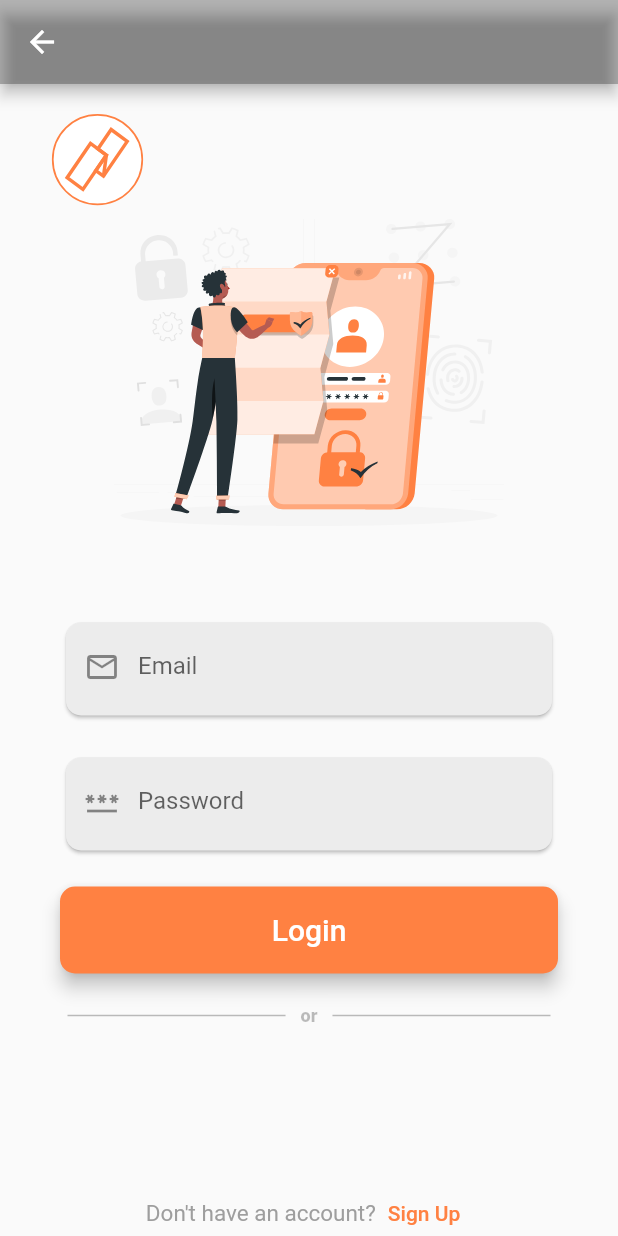
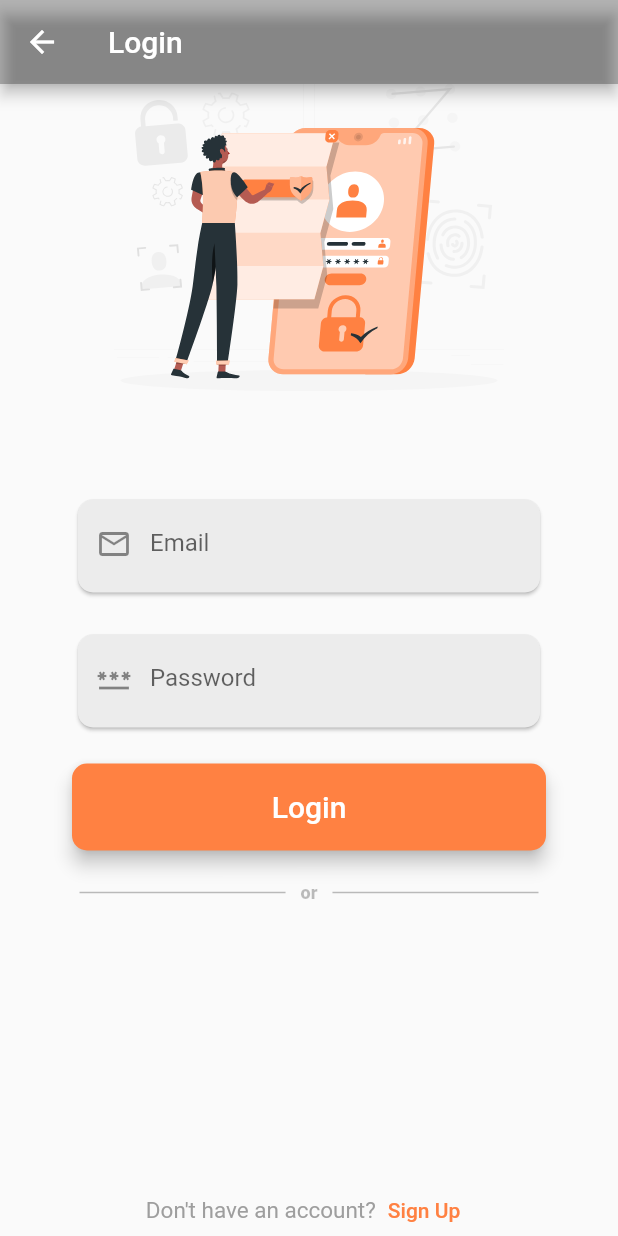
Before and after one commit to hashamnadeem21/Firebase-Auth-with-Getx-Using-MVC, a Flutter app: the MainLogin screen opened directly, on a phone screen of 412 x 824 dp. Run offline on Flutter 3.47's test engine with Material 2 defaults, Android fonts, the phone set to English and light mode, and no system bars; our stand-ins replace cloud_firestore, firebase_auth, firebase_core, flutter_svg, get; accounts and stored records are empty.

Commit message:
basic changes

```diff
--- a/lib/auth_screens/home_screen.dart
+++ b/lib/auth_screens/home_screen.dart
@@ -1,6 +1,4 @@
 import 'package:flutter/material.dart';
-import 'package:get/get.dart';
-import 'package:signuploginfirebase/auth_screens/signup_screen.dart';
 import 'package:signuploginfirebase/controllers/auth_controller.dart';
 import 'package:signuploginfirebase/widgets/buttons.dart';
 import 'package:firebase_auth/firebase_auth.dart';
--- a/lib/auth_screens/login_screen.dart
+++ b/lib/auth_screens/login_screen.dart
@@ -28,7 +28,7 @@ class LoginPage extends StatelessWidget {
 // AppBar with title "Login"
         child: Padding(
 // Padding for the entire column
-      padding: const EdgeInsets.all(40),
+      padding: const EdgeInsets.all(48),
       child: Column(
 // Align the children of the column to the center
         mainAxisAlignment: MainAxisAlignment.center,
--- a/lib/auth_screens/mainlogin_screen.dart
+++ b/lib/auth_screens/mainlogin_screen.dart
@@ -1,11 +1,7 @@
 import 'package:flutter/material.dart';
 import 'package:flutter_svg/svg.dart';
-import 'package:signuploginfirebase/auth_screens/home_screen.dart';
 import 'package:signuploginfirebase/auth_screens/login_screen.dart';
 import 'package:signuploginfirebase/utils/image_constants.dart';
-
-import '../utils/color_constants.dart';
-import '../widgets/logo.dart';
 
 class MainLogin extends StatelessWidget {
   const MainLogin({Key? key}) : super(key: key);
@@ -13,16 +9,13 @@ class MainLogin extends StatelessWidget {
   @override
   Widget build(BuildContext context) {
     return Scaffold(
-        appBar: AppBar(title:const Text("") , backgroundColor: Colors.black26),
-
-
+      appBar: AppBar(title: const Text("Login"), backgroundColor: Colors.black26),
       body: SingleChildScrollView(
         child: SafeArea(
           child: Column(
             mainAxisAlignment: MainAxisAlignment.start,
             crossAxisAlignment: CrossAxisAlignment.start,
             children: [
-               const Logo(),
               Center(child: SvgPicture.asset(ImageConstants.LoginPagePic)),
               LoginPage()
             ],
--- a/lib/auth_screens/signup_screen.dart
+++ b/lib/auth_screens/signup_screen.dart
@@ -27,7 +27,6 @@ class SignUp extends StatelessWidget {
         mainAxisAlignment: MainAxisAlignment.center,
         crossAxisAlignment: CrossAxisAlignment.center,
         children: [
-          SvgPicture.asset(ImageConstants.SplashScreenLogo),
           CustomTextField(
             controller: name,
             label: "Name",
--- a/lib/main.dart
+++ b/lib/main.dart
@@ -4,7 +4,6 @@ import 'package:get/get_navigation/src/root/get_material_app.dart';
 import 'package:get/get.dart';
 import 'package:signuploginfirebase/controllers/auth_controller.dart';
 import 'boarding/boarding_screen.dart';
-
 
 // This code is initializing the Firebase
 // app and ensuring that the WidgetsFlutterBinding is initialized.
@@ -29,7 +28,7 @@ class MyApp extends StatelessWidget {
       theme: ThemeData(
         primarySwatch: Colors.blue,
       ),
-      home:const Boarding_Screen(),
+      home: const Boarding_Screen(),
     );
   }
 }
--- a/lib/widgets/buttons.dart
+++ b/lib/widgets/buttons.dart
@@ -25,8 +25,8 @@ class Custom_Button extends StatelessWidget {
         ElevatedButton(
             style: ElevatedButton.styleFrom(
               backgroundColor: backgroundcolor,
-              minimumSize : Size(Get.width*200, 58),
-              maximumSize:  Size(Get.width*200, 58),
+              minimumSize: Size(Get.width * 0.80, 58),
+              maximumSize: Size(Get.width * 0.80, 58),
               shape: const RoundedRectangleBorder(
                   borderRadius: BorderRadius.all(Radius.circular(10))),
               elevation: 5,
@@ -34,7 +34,8 @@ class Custom_Button extends StatelessWidget {
             onPressed: function,
             child: Text(
               label,
-              style: TextStyle(color: textcolor, fontWeight: FontWeight.w500, fontSize: 20),
+              style: TextStyle(
+                  color: textcolor, fontWeight: FontWeight.w500, fontSize: 20),
             )),
         const SizedBox(
           height: 20,
--- a/lib/widgets/logo.dart
+++ /dev/null
@@ -1,20 +0,0 @@
-import 'package:flutter/material.dart';
-import 'package:flutter_svg/svg.dart';
-import '../utils/image_constants.dart';
-class Logo extends StatelessWidget {
-  const Logo({Key? key}) : super(key: key);
-
-  @override
-  Widget build(BuildContext context) {
-    return Padding(
-      padding: const EdgeInsets.only(left: 30, top: 20),
-      child: Container(
-        width: 70,
-        height: 70,
-        child: SvgPicture.asset(ImageConstants.SplashScreenLogo),
-        decoration: const BoxDecoration(
-        ),
-      ),
-    );
-  }
-}
--- a/lib/widgets/signup_textbutton.dart
+++ b/lib/widgets/signup_textbutton.dart
@@ -7,7 +7,7 @@ class SignUpText extends StatelessWidget {
   Widget build(BuildContext context) {
     return Padding(
       padding: const EdgeInsets.only(
-        top: 100,
+        top: 180,
         bottom: 30,
       ),
       child: Center(
```
Also changed, not shown: lib/boarding/boarding_screen.dart (+2 -11 lines), lib/widgets/dividers.dart (+25 -7 lines). Lines whose indentation alone changed are shown as unchanged.
